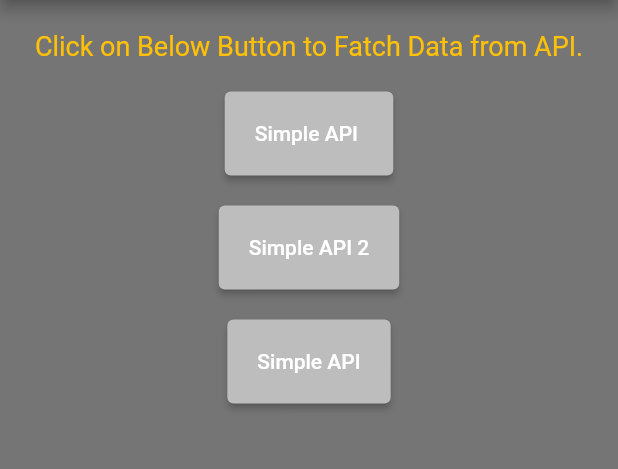
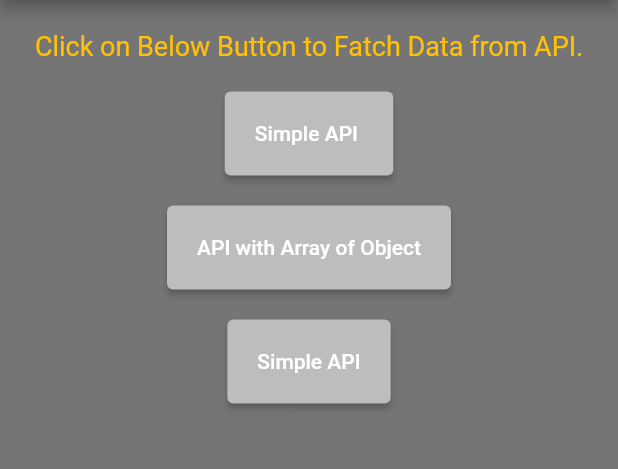
Before and after one commit to sunnymac/Http_Api_Demo, a Flutter app: the screen it shows after launch, on a phone screen of 412 x 824 dp, the part 84-553 px from its top. Run offline on Flutter 3.47's test engine with Material 2 defaults, Android fonts, the phone set to English and light mode, and no system bars.

```diff
--- a/lib/main.dart
+++ b/lib/main.dart
@@ -83,7 +83,7 @@ class _MyHomePageState extends State<MyHomePage> {
                   );
                 },
                 child: Text(
-                  "Simple API 2",
+                  "API with Array of Object",
                   style: TextStyle(
                     color: Colors.white,
                   ),
```
Also changed, not shown: lib/pages/data_with_array.dart (+3 -9 lines).
